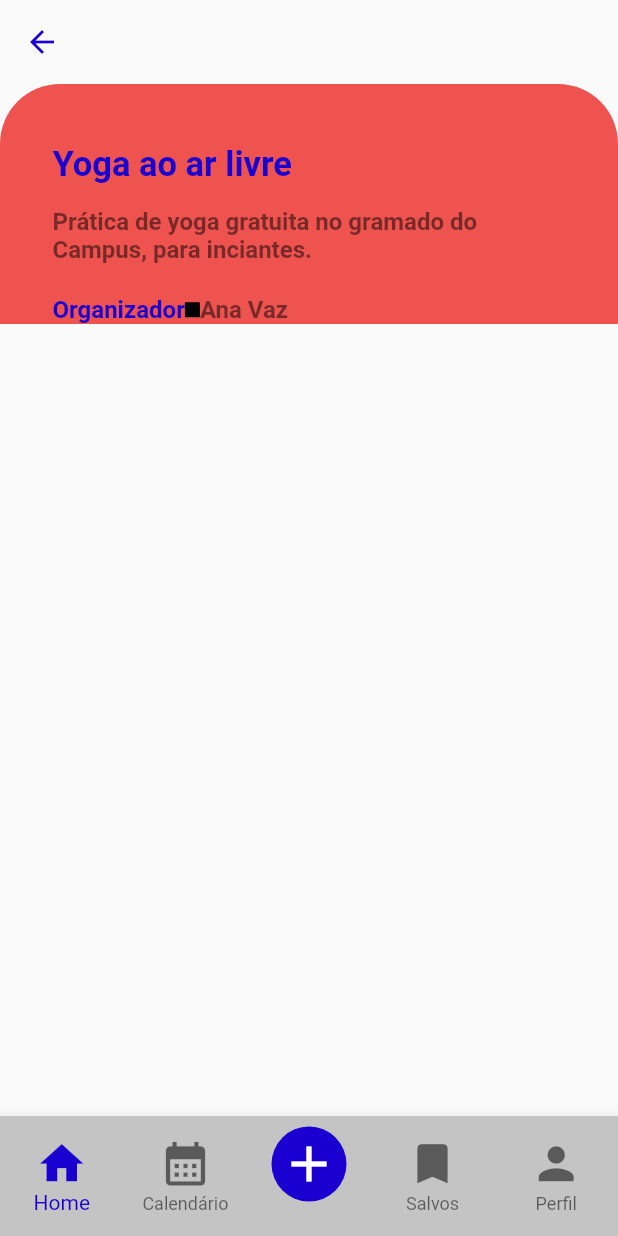
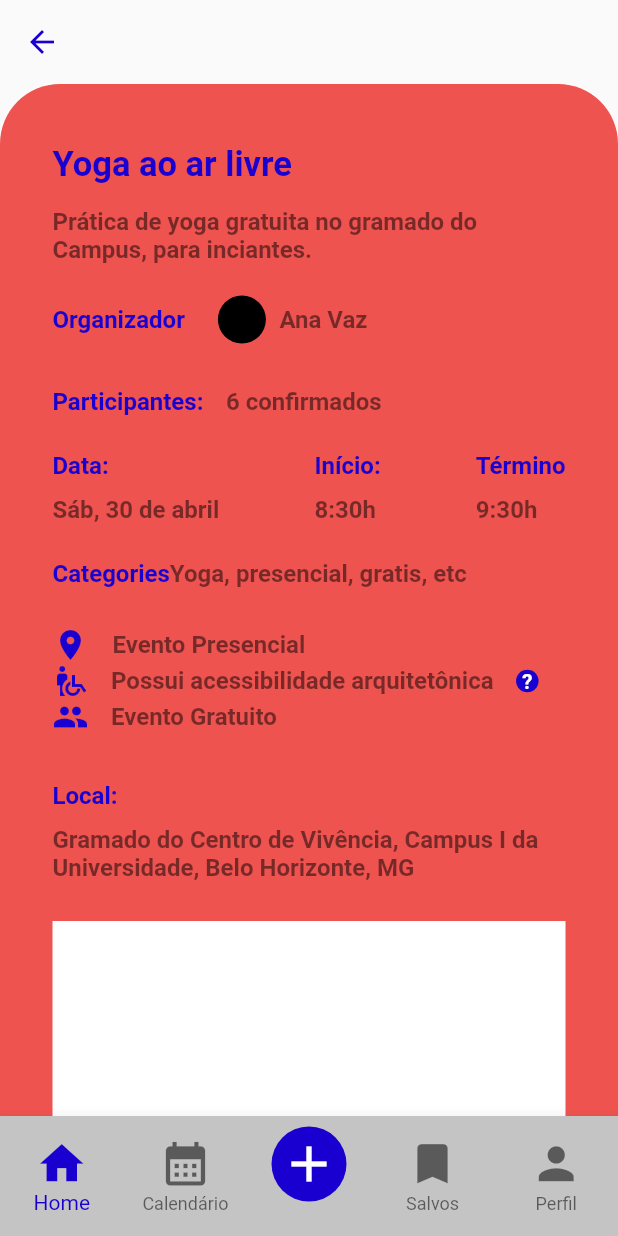
Before and after one commit to wennys-camilo/joinme, a Flutter app: the EventPage screen opened by its route, on a phone screen of 412 x 824 dp. Run offline on Flutter 3.47's test engine with Material 2 defaults, Android fonts, the phone set to English and light mode, and no system bars; our stand-ins replace brasil_fields, dartz, dio, flutter_form_builder, flutter_modular, flutter_secure_storage and 4 more; missing offline and left inert: validatorless; accounts and stored records are empty.

Commit message:
event page ongoing

```diff
--- a/lib/app/modules/home/submodules/event_page/presentation/event_page.dart
+++ b/lib/app/modules/home/submodules/event_page/presentation/event_page.dart
@@ -1,5 +1,8 @@
+import 'package:camp_final/app/modules/home/submodules/event_page/presentation/widget/event_data_info_widget.dart';
 import 'package:camp_final/app/shared/presentation/themes/app_theme.dart';
 import 'package:flutter/material.dart';
+
+import 'widget/event_title_info_widget.dart';
 
 class EventPage extends StatelessWidget {
   const EventPage({Key? key}) : super(key: key);
@@ -65,26 +68,175 @@ class EventPage extends StatelessWidget {
               ),
               Row(
                 children: [
-                  Text(
-                    'Organizador',
-                    style: TextStyle(
-                        color: AppTheme.colors.primary,
-                        fontSize: 16,
-                        fontWeight: FontWeight.w600),
+                  EventTitleInfoWidget(
+                    titleInfo: 'Organizador',
+                  ),
+                  const SizedBox(
+                    width: 22,
                   ),
                   Container(
-                    height: 10,
-                    width: 10,
-                    color: Colors.black,
+                    height: 32,
+                    width: 32,
+                    decoration: BoxDecoration(
+                      shape: BoxShape.circle,
+                      color: Colors.black,
+                    ),
                   ),
-                  Text(
-                    'Ana Vaz',
-                    style: TextStyle(
-                        color: AppTheme.colors.black.withOpacity(0.5),
-                        fontSize: 16,
-                        fontWeight: FontWeight.w700),
+                  const SizedBox(
+                    width: 9,
+                  ),
+                  EventDataInfoWidget(titleData: 'Ana Vaz')
+                ],
+              ),
+              SizedBox(
+                height: 29,
+              ),
+              Row(
+                children: [
+                  EventTitleInfoWidget(titleInfo: 'Participantes:'),
+                  const SizedBox(
+                    width: 15,
+                  ),
+                  EventDataInfoWidget(titleData: '6 confirmados')
+                ],
+              ),
+              const SizedBox(
+                height: 24,
+              ),
+              Row(
+                mainAxisAlignment: MainAxisAlignment.spaceBetween,
+                children: [
+                  Column(
+                    crossAxisAlignment: CrossAxisAlignment.start,
+                    children: [
+                      EventTitleInfoWidget(titleInfo: 'Data:'),
+                      const SizedBox(
+                        height: 10,
+                      ),
+                      EventDataInfoWidget(titleData: 'Sáb, 30 de abril'),
+                    ],
+                  ),
+                  Column(
+                    crossAxisAlignment: CrossAxisAlignment.start,
+                    children: [
+                      EventTitleInfoWidget(titleInfo: 'Início:'),
+                      const SizedBox(
+                        height: 10,
+                      ),
+                      EventDataInfoWidget(titleData: '8:30h'),
+                    ],
+                  ),
+                  Column(
+                    crossAxisAlignment: CrossAxisAlignment.start,
+                    children: [
+                      EventTitleInfoWidget(titleInfo: 'Término'),
+                      SizedBox(
+                        height: 10,
+                      ),
+                      EventDataInfoWidget(titleData: '9:30h'),
+                    ],
+                  ),
+                ],
+              ),
+              const SizedBox(
+                height: 24,
+              ),
+              Row(
+                children: [
+                  EventTitleInfoWidget(titleInfo: 'Categories'),
+                  Flexible(
+                      child: EventDataInfoWidget(
+                          titleData: 'Yoga, presencial, gratis, etc'))
+                ],
+              ),
+              const SizedBox(
+                height: 26,
+              ),
+              Row(
+                children: [
+                  Icon(
+                    Icons.location_on,
+                    color: AppTheme.colors.primary,
+                  ),
+                  SizedBox(
+                    width: 16,
+                  ),
+                  EventDataInfoWidget(
+                    titleData: 'Evento Presencial',
                   )
                 ],
+              ),
+              Row(
+                children: [
+                  Icon(
+                    Icons.wheelchair_pickup,
+                    color: AppTheme.colors.primary,
+                  ),
+                  SizedBox(
+                    width: 15,
+                  ),
+                  Flexible(
+                      child: EventDataInfoWidget(
+                          titleData: 'Possui acessibilidade arquitetônica')),
+                  SizedBox(
+                    width: 15,
+                  ),
+                  GestureDetector(
+                    onTap: () {},
+                    child: Container(
+                        width: 15,
+                        height: 15,
+                        decoration: BoxDecoration(
+                            color: AppTheme.colors.primary,
+                            shape: BoxShape.circle),
+                        child: Center(
+                            child: Text(
+                          '?',
+                          style: TextStyle(
+                              color: Colors.white, fontWeight: FontWeight.w700),
+                        ))),
+                  )
+                ],
+              ),
+              Row(
+                children: [
+                  Icon(
+                    Icons.people,
+                    color: AppTheme.colors.primary,
+                  ),
+                  const SizedBox(
+                    width: 15,
+                  ),
+                  EventDataInfoWidget(titleData: 'Evento Gratuito')
+                ],
+              ),
+              const SizedBox(
+                height: 31,
+              ),
+              Align(
+                  child: Column(
+                children: [
+                  Align(
+                      alignment: Alignment.bottomLeft,
+                      child: EventTitleInfoWidget(titleInfo: 'Local:')),
+                  SizedBox(
+                    height: 10,
+                  ),
+                  EventDataInfoWidget(
+                      titleData:
+                          'Gramado do Centro de Vivência, Campus I da Universidade, Belo Horizonte, MG')
+                ],
+              )),
+              const SizedBox(
+                height: 26,
+              ),
+              Container(
+                width: double.infinity,
+                height: 182,
+                color: Colors.white,
+              ),
+              const SizedBox(
+                height: 26,
               )
             ],
           ),
--- /dev/null
+++ b/lib/app/modules/home/submodules/event_page/presentation/widget/event_data_info_widget.dart
@@ -0,0 +1,22 @@
+import 'package:flutter/material.dart';
+
+import 'package:camp_final/app/shared/presentation/themes/app_theme.dart';
+
+class EventDataInfoWidget extends StatelessWidget {
+  final String titleData;
+  const EventDataInfoWidget({
+    Key? key,
+    required this.titleData,
+  }) : super(key: key);
+
+  @override
+  Widget build(BuildContext context) {
+    return Text(
+      titleData,
+      style: TextStyle(
+          color: AppTheme.colors.black.withOpacity(0.5),
+          fontSize: 16,
+          fontWeight: FontWeight.w700),
+    );
+  }
+}
--- /dev/null
+++ b/lib/app/modules/home/submodules/event_page/presentation/widget/event_title_info_widget.dart
@@ -0,0 +1,22 @@
+import 'package:flutter/material.dart';
+
+import 'package:camp_final/app/shared/presentation/themes/app_theme.dart';
+
+class EventTitleInfoWidget extends StatelessWidget {
+  final String titleInfo;
+  const EventTitleInfoWidget({
+    Key? key,
+    required this.titleInfo,
+  }) : super(key: key);
+
+  @override
+  Widget build(BuildContext context) {
+    return Text(
+      titleInfo,
+      style: TextStyle(
+          color: AppTheme.colors.primary,
+          fontSize: 16,
+          fontWeight: FontWeight.w700),
+    );
+  }
+}
```
